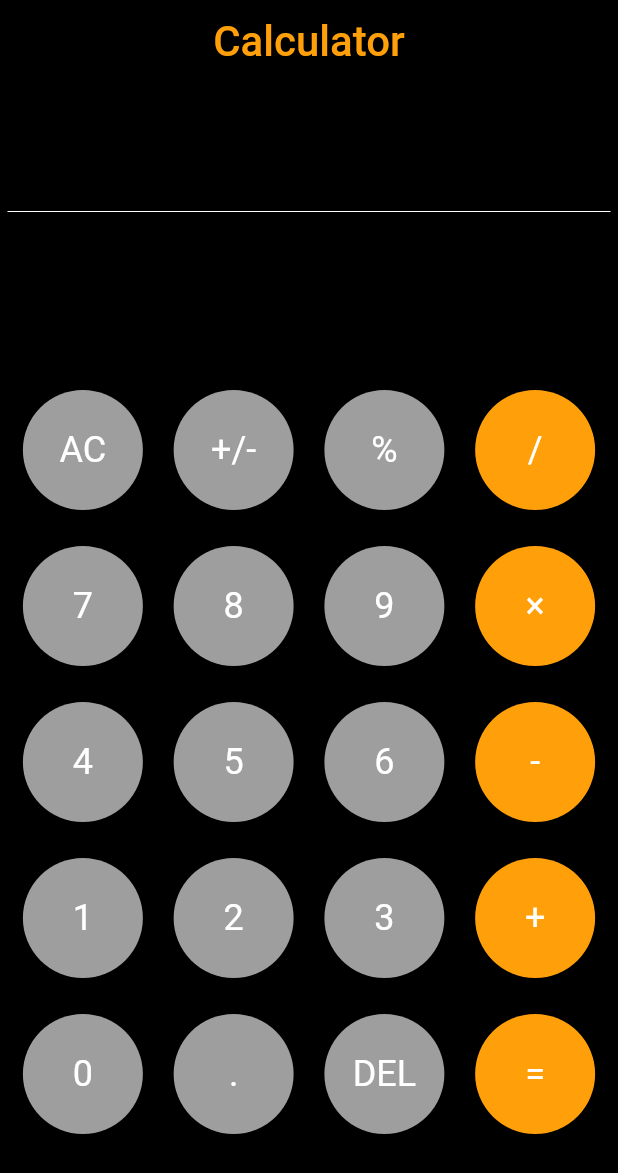
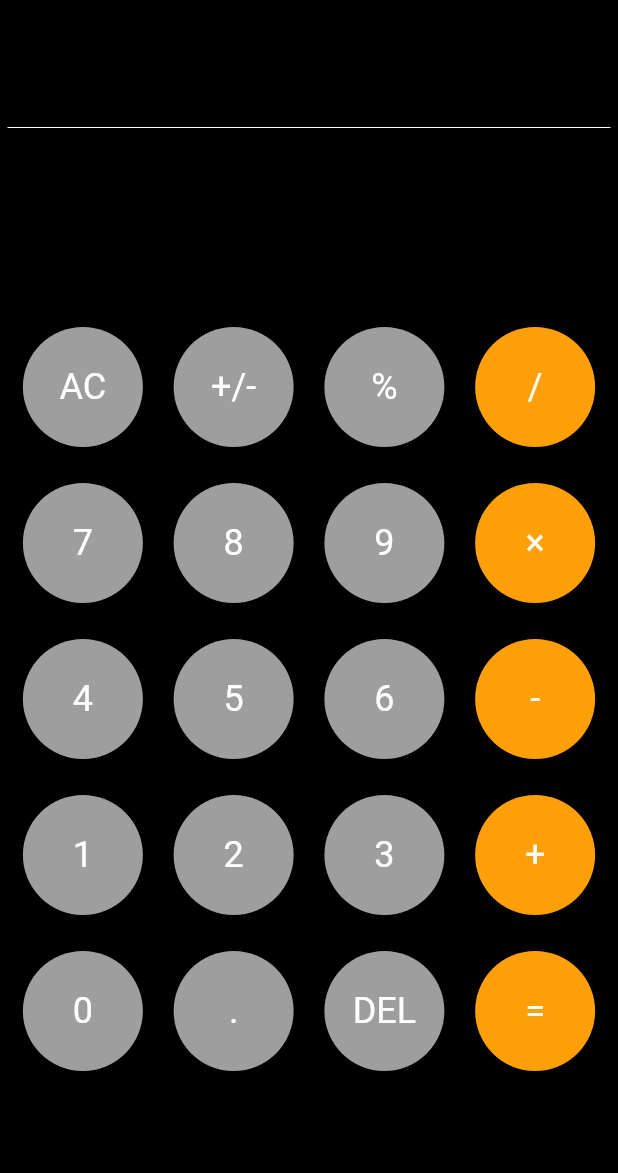
Before and after one commit to TSxSAHIL/Basic_Calculator, a Flutter app: the screen it shows after launch, on a phone screen of 412 x 824 dp. Shown: the top 1173 px of the screen. Run offline on Flutter 3.47's test engine with Material 2 defaults, Android fonts, the phone set to English and light mode, and no system bars; our stand-ins replace math_expressions.

Commit message:
Initial Commit

```diff
--- a/lib/main.dart
+++ b/lib/main.dart
@@ -22,10 +22,10 @@ class _MyAppState extends State<MyApp> {
       debugShowCheckedModeBanner: false,
       title: 'Calculator Application',
       home: Scaffold(
-        appBar: AppBar(
-          backgroundColor: Colors.black,
-          title: Center(child: Text('Calculator' , style: TextStyle( fontSize: 28 , color: Color(0xffffa00a)),)),
-        ),
+        // appBar: AppBar(
+        //   title: Center(child: Text('Calculator' , style: TextStyle( fontSize: 28 , color: Color(0xffffa00a)),)),
+
+        // ),
         backgroundColor: Colors.black,
         body: SafeArea(
           child: Padding(
```
